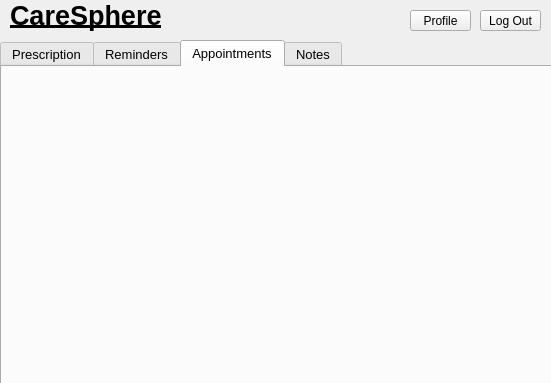
The window that CareSphere/patientfeed.ui (MubtasimSajid/CareSphere) describes before a commit, drawn with Qt 5.
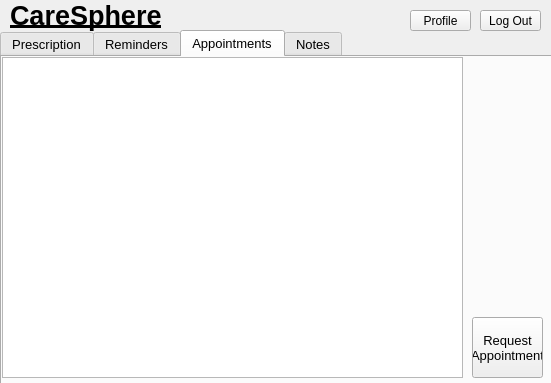
The same window after the commit. The open tabs and pages were chosen to show the change.

Commit message: Appointments tab

```diff
--- a/CareSphere/patientfeed.ui
+++ b/CareSphere/patientfeed.ui
@@ -17,7 +17,7 @@
    <property name="geometry">
     <rect>
      <x>0</x>
-     <y>40</y>
+     <y>30</y>
      <width>561</width>
      <height>371</height>
     </rect>
@@ -59,6 +59,30 @@
     <attribute name="title">
      <string>Appointments</string>
     </attribute>
+    <widget class="QListWidget" name="appointmentsListWidget">
+     <property name="geometry">
+      <rect>
+       <x>0</x>
+       <y>0</y>
+       <width>461</width>
+       <height>321</height>
+      </rect>
+     </property>
+    </widget>
+    <widget class="QPushButton" name="appointmentRequestButton">
+     <property name="geometry">
+      <rect>
+       <x>470</x>
+       <y>260</y>
+       <width>71</width>
+       <height>61</height>
+      </rect>
+     </property>
+     <property name="text">
+      <string>Request
+Appointment</string>
+     </property>
+    </widget>
    </widget>
    <widget class="QWidget" name="notesTab">
     <attribute name="title">
```
Left out of the diff: 6 changed lines with no effect on the pictures.
